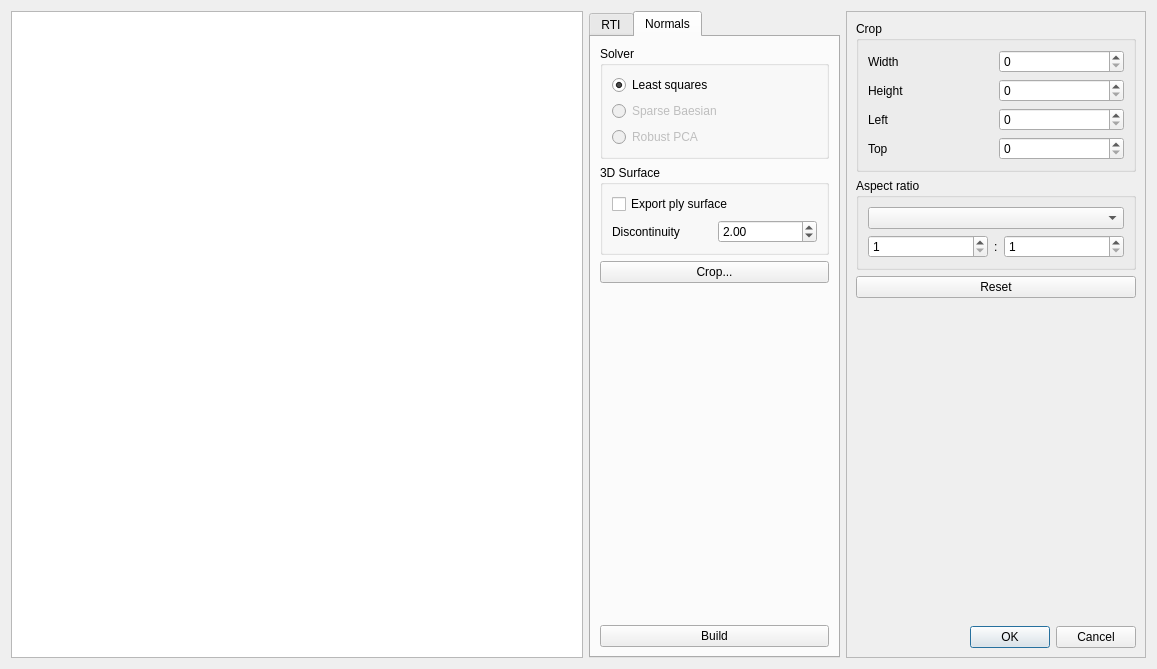
Qt form relight/rtiexport.ui (cnr-isti-vclab/relight) before a commit.
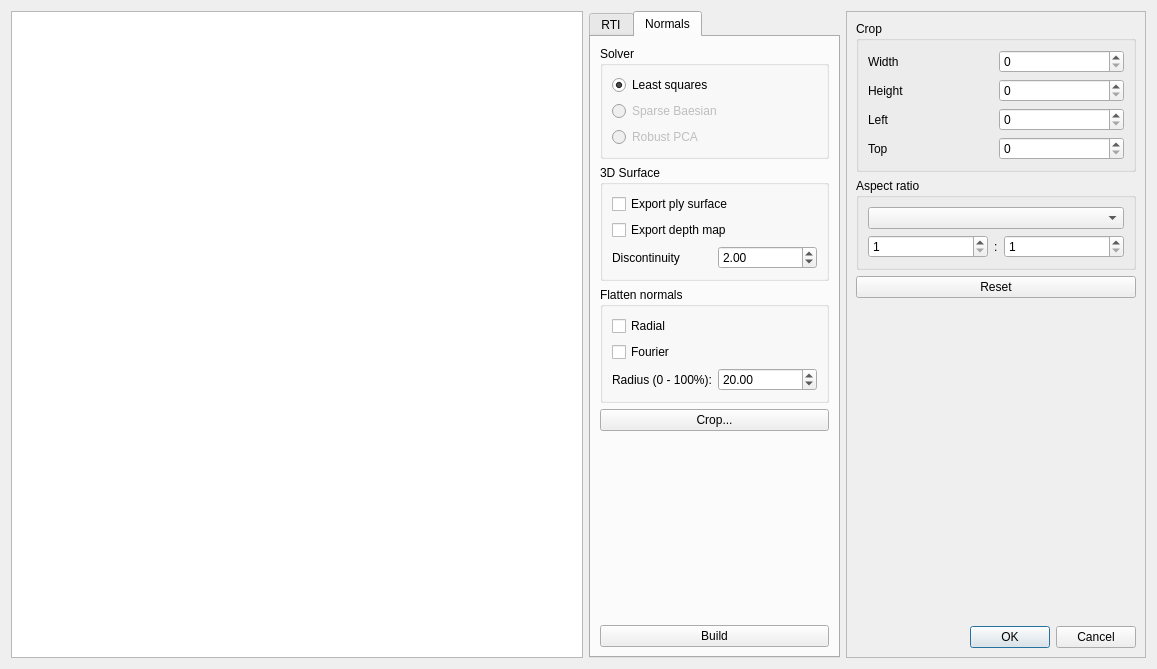
The same form after that commit. The open tabs and pages were chosen to show the change. Icons and pictures are not drawn. Custom widgets are drawn as their Qt base class.

Diff of the .ui file:
```diff
--- a/relight/rtiexport.ui
+++ b/relight/rtiexport.ui
@@ -286,8 +286,8 @@
       <attribute name="title">
        <string>Normals</string>
       </attribute>
-      <layout class="QVBoxLayout" name="verticalLayout_3">
-       <item>
+      <layout class="QGridLayout" name="gridLayout_9">
+       <item row="0" column="0">
         <widget class="QGroupBox" name="groupBox_5">
          <property name="title">
           <string>Solver</string>
@@ -326,7 +326,7 @@
          </layout>
         </widget>
        </item>
-       <item>
+       <item row="1" column="0">
         <widget class="QGroupBox" name="groupBox_6">
          <property name="title">
           <string>3D Surface</string>
@@ -339,14 +339,21 @@
             </property>
            </widget>
           </item>
-          <item row="1" column="0">
+          <item row="1" column="0" colspan="2">
+           <widget class="QCheckBox" name="export_depthmap">
+            <property name="text">
+             <string>Export depth map</string>
+            </property>
+           </widget>
+          </item>
+          <item row="2" column="0">
            <widget class="QLabel" name="label_11">
             <property name="text">
              <string>Discontinuity</string>
             </property>
            </widget>
           </item>
-          <item row="1" column="1">
+          <item row="2" column="1">
            <widget class="QDoubleSpinBox" name="discontinuity">
             <property name="value">
              <double>2.000000000000000</double>
@@ -356,7 +363,44 @@
          </layout>
         </widget>
        </item>
-       <item>
+       <item row="2" column="0">
+        <widget class="QGroupBox" name="groupBox_7">
+         <property name="title">
+          <string>Flatten normals</string>
+         </property>
+         <layout class="QGridLayout" name="gridLayout_8">
+          <item row="3" column="0">
+           <widget class="QLabel" name="label_12">
+            <property name="text">
+             <string>Radius (0 - 100%):</string>
+            </property>
+           </widget>
+          </item>
+          <item row="3" column="1">
+           <widget class="QDoubleSpinBox" name="flat_fourier_radius">
+            <property name="value">
+             <double>20.000000000000000</double>
+            </property>
+           </widget>
+          </item>
+          <item row="1" column="0" colspan="2">
+           <widget class="QCheckBox" name="flat_radial">
+            <property name="text">
+             <string>Radial</string>
+            </property>
+           </widget>
+          </item>
+          <item row="2" column="0" colspan="2">
+           <widget class="QCheckBox" name="flat_fourier">
+            <property name="text">
+             <string>Fourier</string>
+            </property>
+           </widget>
+          </item>
+         </layout>
+        </widget>
+       </item>
+       <item row="3" column="0">
         <widget class="QPushButton" name="crop1">
          <property name="text">
           <string>Crop...</string>
@@ -367,7 +411,7 @@
          </property>
         </widget>
        </item>
-       <item>
+       <item row="4" column="0">
         <spacer name="verticalSpacer">
          <property name="orientation">
           <enum>Qt::Vertical</enum>
```
Left out of the diff: 4 changed lines with no effect on the pictures.
